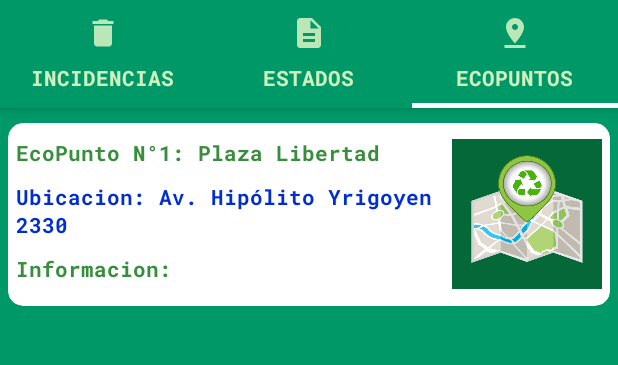
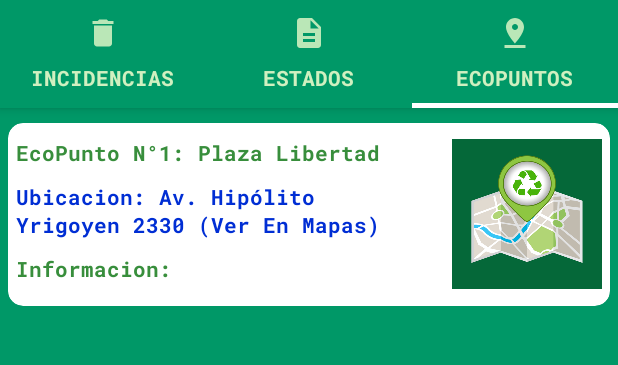
Before and after one commit to pabloaav/Recolect-Ar, an Android app: the screen it shows after launch once a user with an empty profile is signed in (MenuInicio), tab 3 chosen, on a phone screen of 412 x 824 dp, the part 89-454 px from its top. Run offline under Robolectric (Android 15) with nearby library versions, the phone set to English and light mode, and no system bars; our stand-ins replace Firebase (no records; nobody signed in at launch, a user with empty details on screens opened directly); pictures from the network do not load; Roboto replaces fonts that are not available here.

Commit message:
commit se modificó la leyenda de en ecopuntos

```diff
--- a/app/src/main/res/layout/fragment_punto_reciclaje.xml
+++ b/app/src/main/res/layout/fragment_punto_reciclaje.xml
@@ -67,16 +67,15 @@
                 android:textStyle="bold"  />
 
 
-
             <TextView
 
                 android:id="@+id/tv_Ubicacion"
-                android:layout_width="wrap_content"
+                android:layout_width="251dp"
                 android:layout_height="wrap_content"
                 android:layout_marginRight="10dp"
                 android:layout_marginBottom="10dp"
                 android:fontFamily="@font/roboto_mono_bold_italic"
-                android:text="Ubicacion: Av. Hipólito Yrigoyen 2330"
+                android:text="Ubicacion: Av. Hipólito Yrigoyen 2330 (Ver En Mapas)"
                 android:textColor="@color/colorBotonVerde"
                 android:textSize="14sp"
                 android:textStyle="bold" />
```
